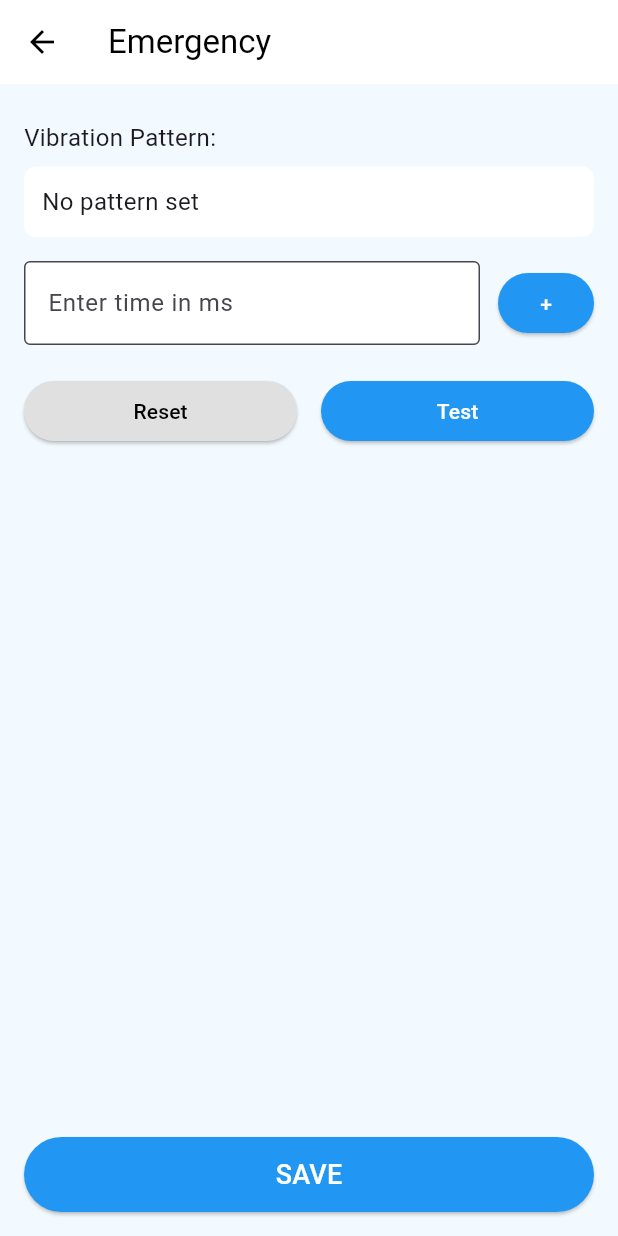
After one commit to Codevek/Hear_Vibe, a Flutter app: the VibrationPage screen opened directly, after a tap on "Emergency", on a phone screen of 412 x 824 dp. The commit adds this screen. Run offline on Flutter 3.47's test engine with Material 3 defaults, Android fonts, the phone set to English and light mode, and no system bars; our stand-ins replace google_nav_bar, shared_preferences, vibration; accounts and stored records are empty.

Commit message:
Added Vibration features For Some Specific words with working Vibration Motors

```diff
--- /dev/null
+++ b/lib/pages/vibration_config_page.dart
@@ -0,0 +1,180 @@
+import 'package:flutter/material.dart';
+import 'package:shared_preferences/shared_preferences.dart';
+import 'package:vibration/vibration.dart';
+
+class VibrationConfigPage extends StatefulWidget {
+  final String triggerWord;
+
+  const VibrationConfigPage({super.key, required this.triggerWord});
+
+  @override
+  State<VibrationConfigPage> createState() => _VibrationConfigPageState();
+}
+
+class _VibrationConfigPageState extends State<VibrationConfigPage> {
+  final List<int> _pattern = [];
+  final TextEditingController _timeController = TextEditingController();
+
+  final Color blueTone = const Color.fromRGBO(242, 250, 255, 1);
+
+  @override
+  void initState() {
+    super.initState();
+    _loadPattern();
+  }
+
+  Future<void> _loadPattern() async {
+    final prefs = await SharedPreferences.getInstance();
+    final saved = prefs.getStringList("vibration_${widget.triggerWord}");
+    if (saved != null) {
+      setState(() {
+        _pattern.clear();
+        _pattern.addAll(saved.map(int.parse));
+      });
+    }
+  }
+
+  Future<void> _savePattern() async {
+    final prefs = await SharedPreferences.getInstance();
+    await prefs.setStringList(
+      "vibration_${widget.triggerWord}",
+      _pattern.map((e) => e.toString()).toList(),
+    );
+    ScaffoldMessenger.of(context).showSnackBar(
+      SnackBar(content: Text("Saved for '${widget.triggerWord}'")),
+    );
+  }
+
+  void _addTime() {
+    final input = int.tryParse(_timeController.text.trim());
+    if (input != null && input > 0) {
+      setState(() {
+        _pattern.add(input);
+        _timeController.clear();
+      });
+    }
+  }
+
+  void _resetPattern() {
+    setState(() {
+      _pattern.clear();
+      _timeController.clear();
+    });
+  }
+
+  Future<void> _testPattern() async {
+    final supported = await Vibration.hasVibrator() ?? false;
+    if (supported) {
+      final formattedPattern = [0]; // Start immediately
+      for (final ms in _pattern) {
+        formattedPattern.add(ms);     // vibrate
+        formattedPattern.add(150);    // pause between buzzes
+      }
+      formattedPattern.removeLast(); // remove final pause
+
+      Vibration.vibrate(pattern: formattedPattern);
+    }
+  }
+
+  @override
+  Widget build(BuildContext context) {
+    return Scaffold(
+      backgroundColor: blueTone,
+      appBar: AppBar(
+        title: Text('${widget.triggerWord}'),
+        backgroundColor: Colors.white,
+        foregroundColor: Colors.black,
+        elevation: 0,
+      ),
+      body: Padding(
+        padding: const EdgeInsets.all(16),
+        child: Column(
+          children: [
+            const SizedBox(height: 8),
+            const Align(
+              alignment: Alignment.centerLeft,
+              child: Text("Vibration Pattern:", style: TextStyle(fontSize: 16)),
+            ),
+            const SizedBox(height: 8),
+            Container(
+              width: double.infinity,
+              padding: const EdgeInsets.all(12),
+              decoration: BoxDecoration(
+                color: Colors.white,
+                borderRadius: BorderRadius.circular(8),
+              ),
+              child: Text(
+                _pattern.isEmpty
+                    ? "No pattern set"
+                    : _pattern.map((e) => "${e}ms").join(", "),
+                style: const TextStyle(fontSize: 16),
+              ),
+            ),
+            const SizedBox(height: 16),
+            Row(
+              children: [
+                Expanded(
+                  child: TextField(
+                    controller: _timeController,
+                    keyboardType: TextInputType.number,
+                    decoration: const InputDecoration(
+                      hintText: "Enter time in ms",
+                      filled: true,
+                      fillColor: Colors.white,
+                      border: OutlineInputBorder(),
+                    ),
+                  ),
+                ),
+                const SizedBox(width: 12),
+                ElevatedButton(
+                  onPressed: _addTime,
+                  style: ElevatedButton.styleFrom(
+                    backgroundColor: Colors.blue,
+                    foregroundColor: Colors.white,
+                  ),
+                  child: const Text("+"),
+                ),
+              ],
+            ),
+            const SizedBox(height: 20),
+            Row(
+              children: [
+                Expanded(
+                  child: ElevatedButton(
+                    onPressed: _resetPattern,
+                    style: ElevatedButton.styleFrom(
+                      backgroundColor: Colors.grey[300],
+                      foregroundColor: Colors.black,
+                    ),
+                    child: const Text("Reset"),
+                  ),
+                ),
+                const SizedBox(width: 16),
+                Expanded(
+                  child: ElevatedButton(
+                    onPressed: _testPattern,
+                    style: ElevatedButton.styleFrom(
+                      backgroundColor: Colors.blue,
+                      foregroundColor: Colors.white,
+                    ),
+                    child: const Text("Test"),
+                  ),
+                ),
+              ],
+            ),
+            const Spacer(),
+            ElevatedButton(
+              onPressed: _savePattern,
+              style: ElevatedButton.styleFrom(
+                backgroundColor: Colors.blue,
+                foregroundColor: Colors.white,
+                minimumSize: const Size.fromHeight(50),
+              ),
+              child: const Text("SAVE", style: TextStyle(fontSize: 18)),
+            ),
+          ],
+        ),
+      ),
+    );
+  }
+}
--- a/lib/pages/vibration_page.dart
+++ b/lib/pages/vibration_page.dart
@@ -1,13 +1,64 @@
 import 'package:flutter/material.dart';
+import 'vibration_config_page.dart';
 
-class VibrationPage extends StatelessWidget {
+class VibrationPage extends StatefulWidget {
   const VibrationPage({super.key});
 
   @override
+  State<VibrationPage> createState() => _VibrationPageState();
+}
+
+class _VibrationPageState extends State<VibrationPage> {
+  final Map<String, bool> triggerWords = {
+    "Emergency": true,
+    "Come Here": false,
+    "Help Me": true,
+  };
+
+  final Color blueTone = const Color.fromRGBO(242, 250, 255, 1);
+
+  @override
   Widget build(BuildContext context) {
-    return Center(
-      child: Text(
-        'Vibration Page'
+    return Scaffold(
+      backgroundColor: blueTone,
+      appBar: AppBar(
+        title: const Text("Trigger Words", style: TextStyle(fontWeight: FontWeight.bold)),
+        backgroundColor: blueTone,
+        foregroundColor: Colors.blue,
+      ),
+      body: ListView.builder(
+        padding: const EdgeInsets.all(16),
+        itemCount: triggerWords.length,
+        itemBuilder: (context, index) {
+          final word = triggerWords.keys.elementAt(index);
+          final isEnabled = triggerWords[word]!;
+
+          return Card(
+            color: Colors.white,
+            elevation: 2,
+            margin: const EdgeInsets.symmetric(vertical: 8),
+            child: ListTile(
+              title: Text(word, style: const TextStyle(fontSize: 18)),
+              trailing: Switch(
+                value: isEnabled,
+                activeColor: Colors.blue,
+                onChanged: (value) {
+                  setState(() {
+                    triggerWords[word] = value;
+                  });
+                },
+              ),
+              onTap: () {
+                Navigator.push(
+                  context,
+                  MaterialPageRoute(
+                    builder: (_) => VibrationConfigPage(triggerWord: word),
+                  ),
+                );
+              },
+            ),
+          );
+        },
       ),
     );
   }
--- a/pubspec.yaml
+++ b/pubspec.yaml
@@ -14,6 +14,7 @@ dependencies:
   cupertino_icons: ^1.0.8
   google_nav_bar: ^5.0.6
   shared_preferences: ^2.5.3
+  vibration:
 
 dev_dependencies:
   flutter_test:
```
Also changed, not shown: lib/pages/note.dart (deleted, +0 -65 lines), lib/pages/home.dart (indentation only), pubspec.lock, 2 other files.
